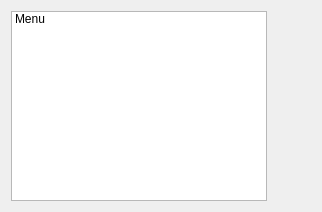
valentinos/ModMine, file mainwindow.ui: the form before one commit.
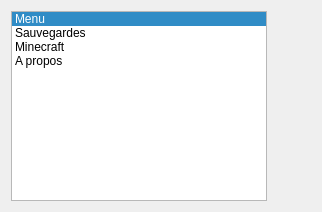
The form after the commit.

```diff
--- a/mainwindow.ui
+++ b/mainwindow.ui
@@ -18,11 +18,35 @@
     <layout class="QHBoxLayout" name="horizontalLayout">
      <item>
       <widget class="QListWidget" name="listWidget">
+       <property name="flow">
+        <enum>QListView::TopToBottom</enum>
+       </property>
+       <property name="selectionRectVisible">
+        <bool>true</bool>
+       </property>
+       <property name="currentRow">
+        <number>0</number>
+       </property>
        <item>
         <property name="text">
          <string>Menu</string>
         </property>
        </item>
+       <item>
+        <property name="text">
+         <string>Sauvegardes</string>
+        </property>
+       </item>
+       <item>
+        <property name="text">
+         <string>Minecraft</string>
+        </property>
+       </item>
+       <item>
+        <property name="text">
+         <string>A propos</string>
+        </property>
+       </item>
       </widget>
      </item>
      <item>
```
